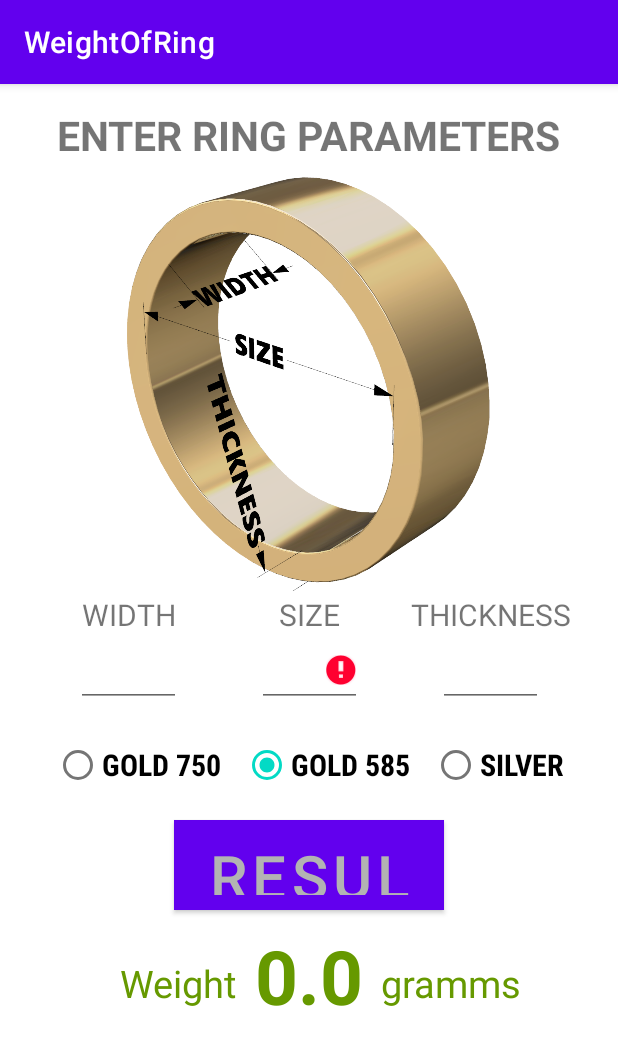
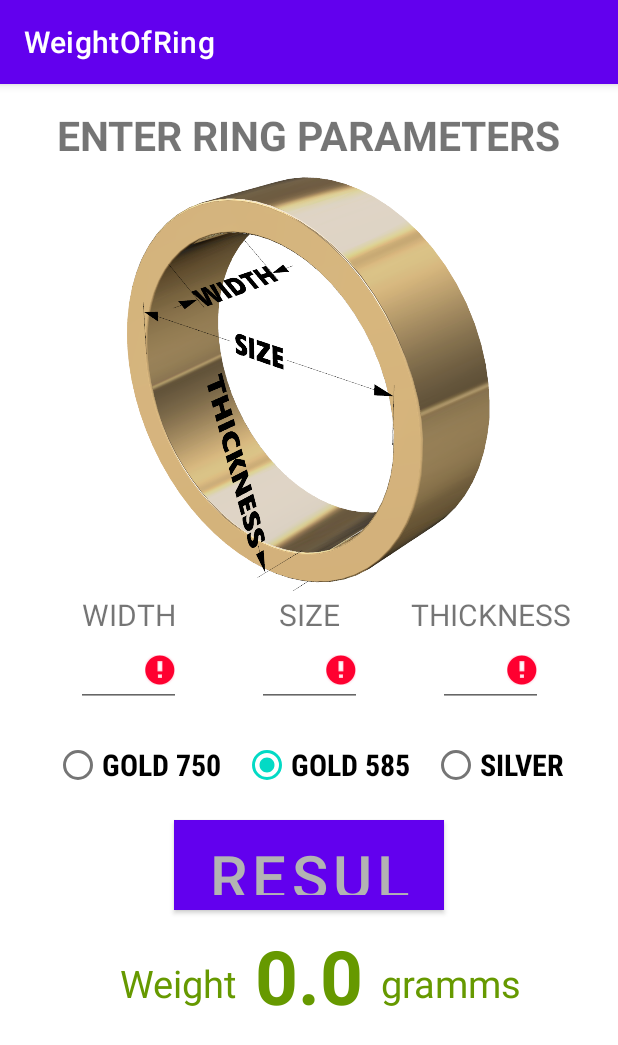
Before and after one commit to EugeneGladchuk/weight, an Android app: the fragment CalculateRingFragment placed in its activity, after a tap on an icon or button, on a phone screen of 412 x 824 dp. Shown: the top 1045 px of the screen. Run offline under Robolectric (Android 15) with nearby library versions, the phone set to English and light mode, and no system bars.

Commit message:
сделал отображение ошибки в editTextSizeRing

```diff
--- a/app/src/main/java/com/example/weightofring/CalculateGemFragment.kt
+++ b/app/src/main/java/com/example/weightofring/CalculateGemFragment.kt
@@ -7,11 +7,14 @@ import android.view.ViewGroup
 import android.widget.AdapterView
 import android.widget.ArrayAdapter
 import androidx.fragment.app.Fragment
+import androidx.fragment.app.viewModels
 import com.example.weightofring.databinding.FragmentCalculateGemBinding
 import kotlin.math.floor
 
 
 class CalculateGemFragment : Fragment() {
+
+    private val viewModel: CalculateRingViewModel by viewModels()
 
     lateinit var binding: FragmentCalculateGemBinding
 
@@ -80,6 +83,8 @@ class CalculateGemFragment : Fragment() {
     }
 
     override fun onViewCreated(view: View, savedInstanceState: Bundle?) {
+
+
 
         setupListParameters()
         setupListParameters2()
--- a/app/src/main/java/com/example/weightofring/CalculateRingFragment.kt
+++ b/app/src/main/java/com/example/weightofring/CalculateRingFragment.kt
@@ -7,11 +7,13 @@ import android.view.ViewGroup
 import androidx.core.widget.doOnTextChanged
 import androidx.fragment.app.Fragment
 import androidx.fragment.app.viewModels
+import androidx.lifecycle.ViewModelProvider
 import com.example.weightofring.databinding.FragmentCalculateRingBinding
 
 class CalculateRingFragment : Fragment() {
 
-    private val viewModel: CalculateRingViewModel by viewModels()
+//    private val viewModel: CalculateRingViewModel/* by viewModels()*/
+    lateinit var viewModel: CalculateRingViewModel/* by viewModels()*/
 
     private lateinit var binding: FragmentCalculateRingBinding
 
@@ -26,19 +28,24 @@ class CalculateRingFragment : Fragment() {
 
     override fun onViewCreated(view: View, savedInstanceState: Bundle?) {
 
+        viewModel = ViewModelProvider(requireActivity())[CalculateRingViewModel::class.java]
+
         /* ############# События с View ############ */
+        binding.editTextWidthRing.doOnTextChanged { text, start, before, count ->
+            val newValue = if (text.isNullOrBlank()) " " else text.toString()
+            viewModel.updateWidth(newValue)
+        }
+
         binding.editTextSizeRing.doOnTextChanged { text, start, before, count ->
             val newValue = if (text.isNullOrBlank()) " " else text.toString()
             viewModel.updateSize(newValue)
         }
-        binding.editTextWidthRing.doOnTextChanged { text, start, before, count ->
-            val newValue = if (text.isNullOrBlank()) " " else text.toString()
-            viewModel.updateWidth(newValue)
-        }
+
         binding.editTextThicknessRing.doOnTextChanged { text, start, before, count ->
             val newValue = if (text.isNullOrBlank()) " " else text.toString()
             viewModel.updateThickness(newValue)
         }
+
         binding.radioGroup.setOnCheckedChangeListener { radioGroup, i ->
             when {
                 binding.radioButtonGold750.isChecked -> viewModel.updateTypeMetal(DensityGoldEnum.GOLD_750)
@@ -46,11 +53,23 @@ class CalculateRingFragment : Fragment() {
                 binding.radioButtonSilver.isChecked -> viewModel.updateTypeMetal(DensityGoldEnum.SILVER)
             }
         }
+
         binding.buttonResult.setOnClickListener {
             viewModel.calculate()
         }
 
         /* ############## Подписки на ViewModel ############## */
+        viewModel.width.observe(viewLifecycleOwner) {
+            if (it.text != binding.editTextWidthRing.text.toString()) {
+                binding.editTextWidthRing.setText(it.text)
+            }
+            if (it.error) {
+                binding.editTextWidthRing.error = "error"
+            } else {
+                binding.editTextWidthRing.error = null
+            }
+        }
+
         viewModel.size.observe(viewLifecycleOwner) {
             if (it.text != binding.editTextSizeRing.text.toString()) {
                 binding.editTextSizeRing.setText(it.text)
@@ -61,21 +80,24 @@ class CalculateRingFragment : Fragment() {
                 binding.editTextSizeRing.error = null
             }
         }
-        viewModel.width.observe(viewLifecycleOwner) { newWidth ->
-            if (newWidth != binding.editTextWidthRing.text.toString()) {
-                binding.editTextWidthRing.setText(newWidth)
+
+        viewModel.thickness.observe(viewLifecycleOwner) {
+            if (it.text != binding.editTextThicknessRing.text.toString()) {
+                binding.editTextThicknessRing.setText(it.text)
+            }
+            if (it.error) {
+                binding.editTextThicknessRing.error = "error"
+            } else {
+                binding.editTextThicknessRing.error = null
             }
         }
-        viewModel.thickness.observe(viewLifecycleOwner) { newThickness ->
-            if (newThickness != binding.editTextThicknessRing.text.toString()) {
-                binding.editTextThicknessRing.setText(newThickness)
-            }
-        }
+
         viewModel.result.observe(viewLifecycleOwner) { newResult ->
             if (newResult != binding.textViewResult.text) {
                 binding.textViewResult.text = newResult
             }
         }
+
         viewModel.typeMetal.observe(viewLifecycleOwner) { newTypeMetal ->
             val checkboxView = when (newTypeMetal) {
                 DensityGoldEnum.GOLD_750 -> binding.radioButtonGold750
--- a/app/src/main/java/com/example/weightofring/CalculateRingViewModel.kt
+++ b/app/src/main/java/com/example/weightofring/CalculateRingViewModel.kt
@@ -12,14 +12,14 @@ class CalculateRingViewModel : ViewModel() {
         val error: Boolean
     )
 
+    private val _width = MutableLiveData<EditTextState>(EditTextState(text = "", error = false))
+    val width: LiveData<EditTextState> get() = _width
+
     private val _size = MutableLiveData<EditTextState>(EditTextState(text = "", error = false))
     val size: LiveData<EditTextState> get() = _size
 
-    private val _width = MutableLiveData<String>()
-    val width: LiveData<String> get() = _width
-
-    private val _thickness = MutableLiveData<String>()
-    val thickness: LiveData<String> get() = _thickness
+    private val _thickness = MutableLiveData<EditTextState>(EditTextState(text = "", error = false))
+    val thickness: LiveData<EditTextState> get() = _thickness
 
     private val _typeMetal = MutableLiveData<DensityGoldEnum>(DensityGoldEnum.GOLD_585)
     val typeMetal: LiveData<DensityGoldEnum> get() = _typeMetal
@@ -29,6 +29,14 @@ class CalculateRingViewModel : ViewModel() {
 
     private fun calculateWeightOfRing() {
 
+        var widthDouble = 0.0
+        try {
+            val width = _width.value ?: throw Throwable("INVALID_SIZE")
+            widthDouble = width.text.toDouble()
+        } catch (ex: Exception) {
+            _width.value = _width.value?.copy(error = true)
+        }
+
         var sizeDouble = 0.0
         try {
             val size = _size.value ?: throw Throwable("INVALID_SIZE")
@@ -37,12 +45,15 @@ class CalculateRingViewModel : ViewModel() {
             _size.value = _size.value?.copy(error = true)
         }
 
-        val width = _width.value ?: throw Throwable("INVALID_SIZE")
-        val widthDouble = width.toDouble()
-        val thickness = _thickness.value ?: throw Throwable("INVALID_SIZE")
-        val thicknessDouble = thickness.toDouble()
+        var thicknessDouble = 0.0
+        try {
+            val thickness = _thickness.value ?: throw Throwable("INVALID_SIZE")
+            thicknessDouble = thickness.text.toDouble()
+        } catch (ex: Exception) {
+            _thickness.value = _thickness.value?.copy(error = true)
+        }
 
-        if (_size.value?.error == true /* TODO || width.. || thicness */) {
+        if ( _width.value?.error == true || _size.value?.error == true || _thickness.value?.error == true ) {
             return
         }
 
@@ -60,21 +71,21 @@ class CalculateRingViewModel : ViewModel() {
         _result.value = floor(resultFloor * 100.0).div(100.0).toString()
     }
 
-    fun updateSize(size: String) {
-        if (_size.value?.text != size) {
-            _size.value = _size.value?.copy(text = size)
+    fun updateWidth(width: String) {
+        if (_width.value?.text != width) {
+            _width.value = _width.value?.copy(text = width, error = false)
         }
     }
 
-    fun updateWidth(width: String) {
-        if (_width.value != width) {
-            _width.value = width
+    fun updateSize(size: String) {
+        if (_size.value?.text != size) {
+            _size.value = _size.value?.copy(text = size, error = false)
         }
     }
 
     fun updateThickness(thickness: String) {
-        if (_thickness.value != thickness) {
-            _thickness.value = thickness
+        if (_thickness.value?.text != thickness) {
+            _thickness.value = _thickness.value?.copy(text = thickness, error = false)
         }
     }
 
```
Also changed, not shown: app/src/main/java/com/example/weightofring/CalculateGemViewModel.kt (added, +7 -0 lines).
